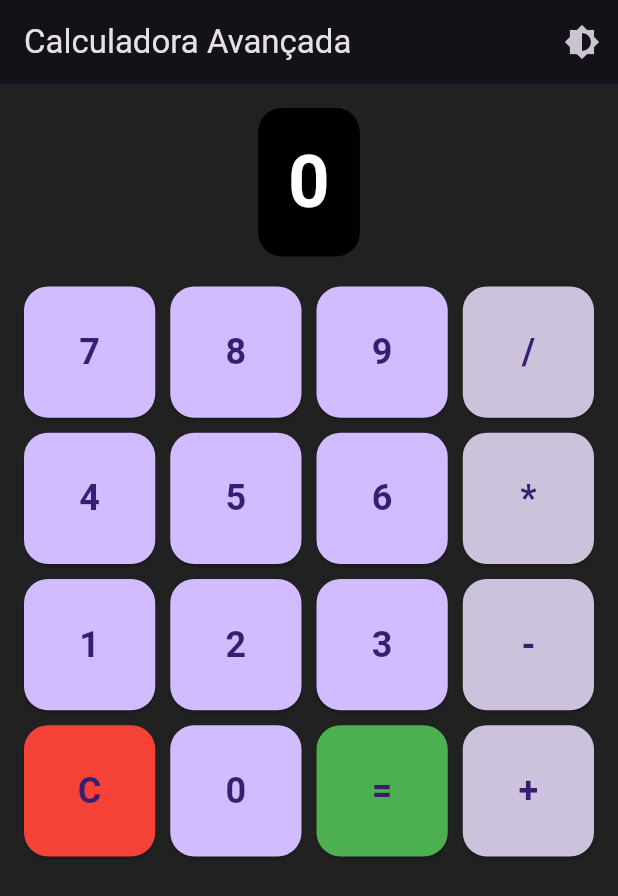
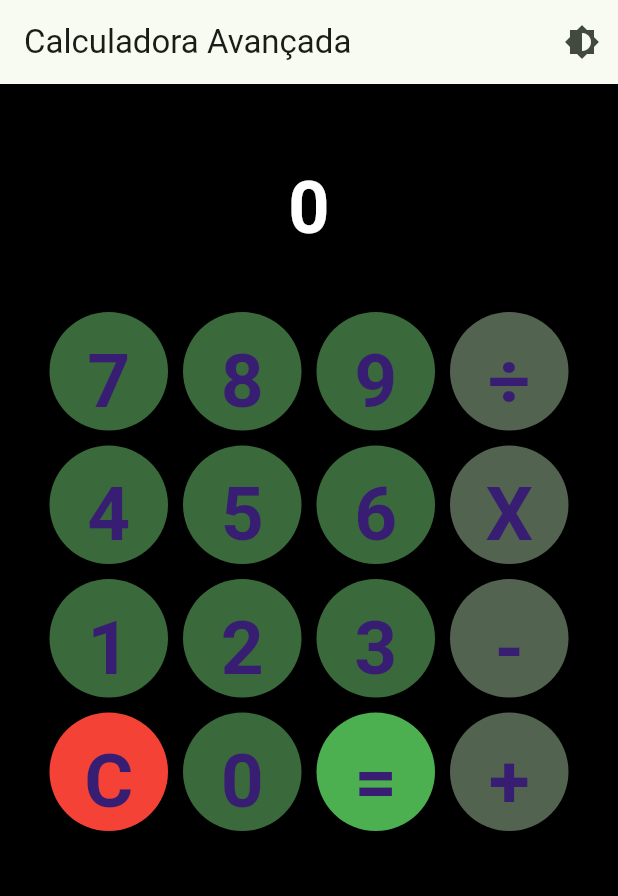
Before and after one commit to 92username/calculadora-flutter, a Flutter app: the screen it shows after launch, on a phone screen of 412 x 824 dp. Shown: the top 896 px of the screen. Run offline on Flutter 3.47's test engine with Material 3 defaults, Android fonts, the light colour scheme and no system bars; missing offline and left inert: expressions.

Commit message:
change theme and add button

```diff
--- a/lib/components/button.dart
+++ b/lib/components/button.dart
@@ -25,7 +25,7 @@ class CalculatorButton extends StatelessWidget {
         onPressed: onPressed,
         style: ElevatedButton.styleFrom(
           shape: RoundedRectangleBorder(
-            borderRadius: BorderRadius.circular(16.0),
+            borderRadius: BorderRadius.circular(45.0),
           ),
           backgroundColor: color, // Atualizado para usar o parâmetro `color`
           padding: const EdgeInsets.all(10.0),
@@ -33,7 +33,7 @@ class CalculatorButton extends StatelessWidget {
         child: Text(
           label,
           style: TextStyle(
-            fontSize: 24,
+            fontSize: 50,
             fontWeight: FontWeight.bold,
             color: Theme.of(context).buttonTheme.colorScheme?.onPrimary,
           ),
--- a/lib/main.dart
+++ b/lib/main.dart
@@ -29,7 +29,11 @@ class _MyAppState extends State<MyApp> {
     return ChangeNotifierProvider(
       create: (_) => CalcProvider(),
       child: MaterialApp(
-        theme: _isDarkTheme ? ThemeData.dark() : ThemeData.light(),
+        debugShowCheckedModeBanner: false,
+        title: 'Calculator',
+        theme: _isDarkTheme
+          ? ThemeData.dark().copyWith(colorScheme: ColorScheme.fromSeed(seedColor: const Color.fromARGB(255, 26, 39, 25)))
+          : ThemeData.light().copyWith(colorScheme: ColorScheme.fromSeed(seedColor: const Color.fromARGB(255, 27, 216, 223))),
         home: HomeScreen(toggleTheme: _toggleTheme),
       ),
     );
--- a/lib/screens/home_screen.dart
+++ b/lib/screens/home_screen.dart
@@ -12,7 +12,7 @@ class HomeScreen extends StatelessWidget {
   @override
   Widget build(BuildContext context) {
     return Scaffold(
-      backgroundColor: Colors.grey[900],
+      backgroundColor: const Color.fromARGB(255, 0, 0, 0),
       appBar: AppBar(
         title: const Text('Calculadora Avançada'),
         actions: [
@@ -23,7 +23,7 @@ class HomeScreen extends StatelessWidget {
         ],
       ),
       body: Padding(
-        padding: const EdgeInsets.all(16.0),
+        padding: const EdgeInsets.all(33.0),
         child: Column(
           mainAxisAlignment: MainAxisAlignment.spaceBetween,
           children: [
@@ -66,7 +66,7 @@ class HomeScreen extends StatelessWidget {
                         width: buttonWidth,
                       ),
                       CalculatorButton(
-                        label: '/',
+                        label: '÷',
                         onPressed: () =>
                             context.read<CalcProvider>().input('/'),
                         color: Theme.of(context).colorScheme.secondary,
@@ -98,7 +98,7 @@ class HomeScreen extends StatelessWidget {
                         width: buttonWidth,
                       ),
                       CalculatorButton(
-                        label: '*',
+                        label: 'X',
                         onPressed: () =>
                             context.read<CalcProvider>().input('*'),
                         color: Theme.of(context).colorScheme.secondary,
```
